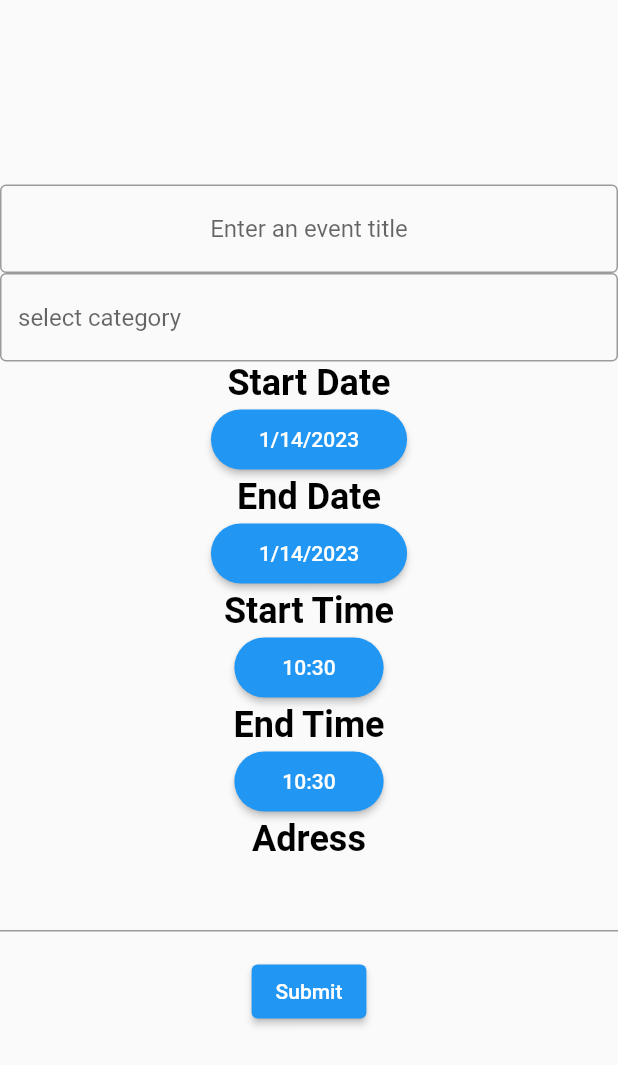
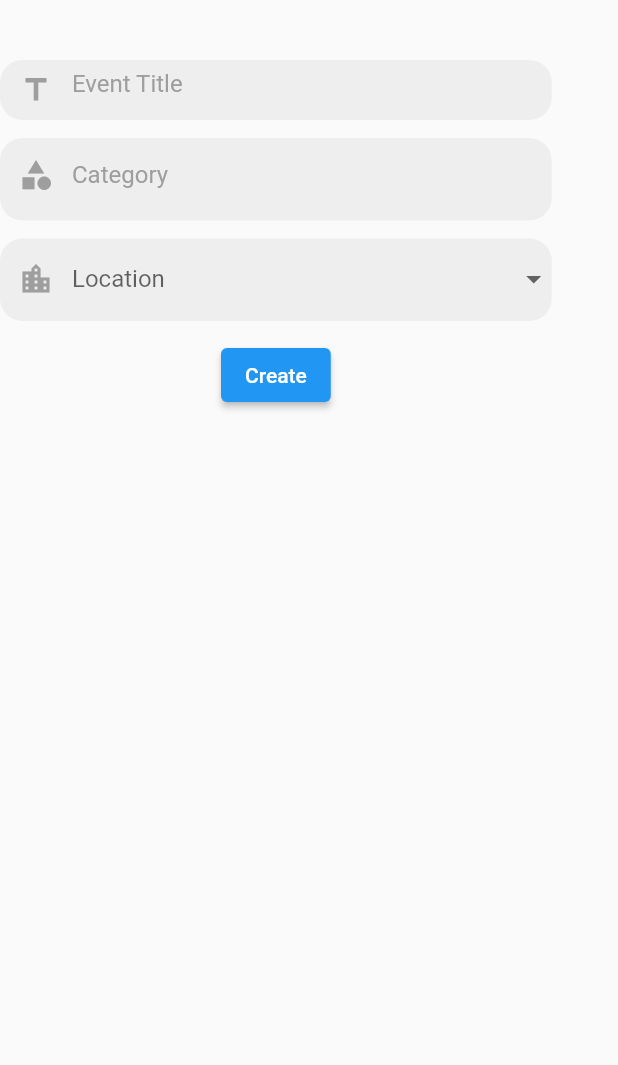
Before and after one commit to omerbeden/event-mate, a Flutter app: the AddEventScreen screen opened directly, on a phone screen of 412 x 824 dp. Shown: the top 1065 px of the screen. Run offline on Flutter 3.47's test engine with Material 2 defaults, Android fonts, the phone set to English and light mode, and no system bars; our stand-ins replace firebase_auth, firebase_core, google_sign_in, image_picker; missing offline and left inert: grpc, protobuf; accounts and stored records are empty; network calls fail.

Commit message:
Change  ui add event screen

```diff
--- a/frontend/event_mate_ui/lib/modules/screens/add_event_screen.dart
+++ b/frontend/event_mate_ui/lib/modules/screens/add_event_screen.dart
@@ -1,5 +1,6 @@
 import 'package:event_mate/widgets/date_picker_widget.dart';
 import 'package:flutter/material.dart';
+import 'package:flutter/services.dart';
 
 import '../../widgets/time_picker_widget.dart';
 
@@ -12,112 +13,147 @@ class AddEventScreen extends StatefulWidget {
   }
 }
 
-// Create a corresponding State class.
-// This class holds data related to the form.
 class AddEventScreenState extends State<AddEventScreen> {
-  // Create a global key that uniquely identifies the Form widget
-  // and allows validation of the form.
-  //
-  // Note: This is a GlobalKey<FormState>,
-  // not a GlobalKey<MyCustomFormState>.
-  final _formKey = GlobalKey<FormState>();
+  final TextEditingController titleController = TextEditingController();
+  final TextEditingController categoryController = TextEditingController();
+  String selectedCity = "";
+  final List<String> cities = <String>['One', 'Two', 'Three', 'Four'];
 
   @override
   Widget build(BuildContext context) {
     // Build a Form widget using the _formKey created above.
-    return Form(
-      key: _formKey,
+    return Scaffold(
+      body: SafeArea(
           child: Column(
-        mainAxisAlignment: MainAxisAlignment.center,
+        crossAxisAlignment: CrossAxisAlignment.center,
         children: [
-          const TextField(
-            textAlign: TextAlign.center,
-            decoration: InputDecoration(
-              border: OutlineInputBorder(),
-              hintText: 'Enter an event title',
-
+          const SizedBox(height: 40),
+          Container(
+            height: 40,
+            width: MediaQuery.of(context).size.width / 1.12,
+            decoration: BoxDecoration(
+              color: Colors.grey[200],
+              borderRadius: BorderRadius.circular(15),
+            ),
+            child: TextFormField(
+              controller: titleController,
+              keyboardType: TextInputType.text,
+              decoration: const InputDecoration(
+                border: InputBorder.none,
+                contentPadding:
+                    EdgeInsets.symmetric(horizontal: 20, vertical: 15),
+                hintText: 'Event Title',
+                hintStyle: TextStyle(
+                  color: Colors.grey,
+                  fontSize: 16,
+                ),
+                prefixIcon: Icon(
+                  Icons.title,
+                  color: Colors.grey,
                 ),
               ),
-          //TODO:this will be list view
-          const TextField(
-            decoration: InputDecoration(
-
-              border: OutlineInputBorder(),
-              hintText: 'select category',
+              inputFormatters: [
+                LengthLimitingTextInputFormatter(20),
+              ],
+              onChanged: (value) {
+                var text = value.replaceAll(RegExp(r'\s+\b|\b\s'), ' ');
+                setState(() {
+                  titleController.value = titleController.value.copyWith(
+                      text: text,
+                      selection: TextSelection.collapsed(offset: text.length),
+                      composing: TextRange.empty);
+                });
+              },
             ),
           ),
-          const Text(
-            'Start Date',
-            style: TextStyle(
-              color: Colors.black,
-              fontSize: 24,
-              fontWeight: FontWeight.bold,
+          const SizedBox(height: 12),
+          Container(
+            height: 55,
+            width: MediaQuery.of(context).size.width / 1.12,
+            decoration: BoxDecoration(
+              color: Colors.grey[200],
+              borderRadius: BorderRadius.circular(15),
+            ),
+            child: TextFormField(
+              controller: categoryController,
+              keyboardType: TextInputType.name,
+              inputFormatters: [
+                LengthLimitingTextInputFormatter(5),
+              ],
+              decoration: const InputDecoration(
+                border: InputBorder.none,
+                contentPadding:
+                    EdgeInsets.symmetric(horizontal: 20, vertical: 15),
+                hintText: 'Category',
+                hintStyle: TextStyle(
+                  color: Colors.grey,
+                  fontSize: 16,
+                ),
+                prefixIcon: Icon(
+                  Icons.category,
+                  color: Colors.grey,
                 ),
               ),
-          DatePickerWidget(),
-          const Text(
-            "End Date",
-            style: TextStyle(
-              color: Colors.black,
-              fontSize: 24,
-              fontWeight: FontWeight.bold,
+              onChanged: (value) {
+                setState(() {
+                  categoryController.value = categoryController.value.copyWith(
+                      text: value,
+                      selection: TextSelection.collapsed(offset: value.length),
+                      composing: TextRange.empty);
+                });
+              },
             ),
           ),
-          DatePickerWidget(),
-          const Text(
-            "Start Time",
-            style: TextStyle(
-              color: Colors.black,
-              fontSize: 24,
-              fontWeight: FontWeight.bold,
+          const SizedBox(height: 12),
+          Container(
+            height: 55,
+            width: MediaQuery.of(context).size.width / 1.12,
+            decoration: BoxDecoration(
+              color: Colors.grey[200],
+              borderRadius: BorderRadius.circular(15),
+            ),
+            child: DropdownButtonFormField(
+              decoration: const InputDecoration(
+                border: InputBorder.none,
+                contentPadding:
+                    EdgeInsets.symmetric(horizontal: 20, vertical: 15),
+                hintText: 'Location',
+                hintStyle: TextStyle(
+                  color: Colors.grey,
+                  fontSize: 16,
+                ),
+                prefixIcon: Icon(
+                  Icons.location_city,
+                  color: Colors.grey,
                 ),
               ),
-          TimePickerWidget(),
-          const Text(
-            "End Time",
-            style: TextStyle(
-              color: Colors.black,
-              fontSize: 24,
-              fontWeight: FontWeight.bold,
+              items: cities.map<DropdownMenuItem<String>>((String value) {
+                return DropdownMenuItem<String>(
+                  value: value,
+                  child: Text(value),
+                );
+              }).toList(),
+              onChanged: (String? value) {
+                setState(() {
+                  selectedCity = value!;
+                });
+              },
             ),
           ),
-          TimePickerWidget(),
-          const Text(
-            "Adress",
-            style: TextStyle(
-              color: Colors.black,
-              fontSize: 24,
-              fontWeight: FontWeight.bold,
+          const SizedBox(
+            height: 12,
           ),
-          ),
-          //TODO:this could be map picker
-          TextFormField(
-            // The validator receives the text that the user has entered.
-            validator: (value) {
-              if (value == null || value.isEmpty) {
-                return 'Please enter some text';
-              }
-              return null;
+          ElevatedButton(
+              onPressed: () {
+                ScaffoldMessenger.of(context).showSnackBar(
+                  const SnackBar(
+                      content: Text('Processing Data, ana ekrana yönlendir')),
+                );
+                Navigator.pop(context);
               },
-          ),
-          Padding(
-            padding: const EdgeInsets.symmetric(vertical: 16.0),
-            child: ElevatedButton(
-              onPressed: () {
-                // Validate returns true if the form is valid, or false otherwise.
-                if (_formKey.currentState!.validate()) {
-                  // If the form is valid, display a snackbar. In the real world,
-                  // you'd often call a server or save the information in a database.
-                  ScaffoldMessenger.of(context).showSnackBar(
-                    const SnackBar(content: Text('Processing Data')),
-                  );
-                }
-              },
-              child: const Text('Submit'),
-            ),
-          ),
+              child: const Text("Create"))
         ],
-      ),
+      )),
     );
   }
 }
--- a/frontend/event_mate_ui/lib/modules/screens/home_screen.dart
+++ b/frontend/event_mate_ui/lib/modules/screens/home_screen.dart
@@ -58,7 +58,7 @@ class _HomeScreenState extends State<HomeScreen> {
           case 1:
             return CupertinoTabView(
               defaultTitle: 'Organize Event',
-              builder: (context) => AddEventScreen(),
+              builder: (context) => const AddEventScreen(),
             );
           case 2:
             return CupertinoTabView(
```
Lines whose indentation alone changed are shown as unchanged.
